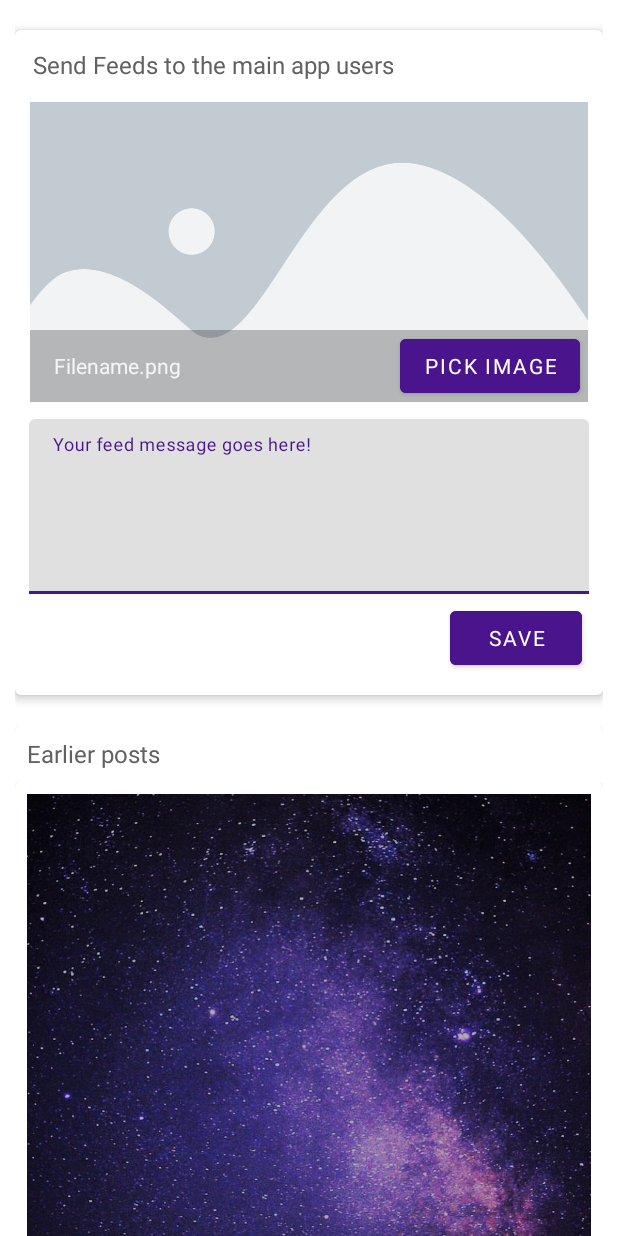
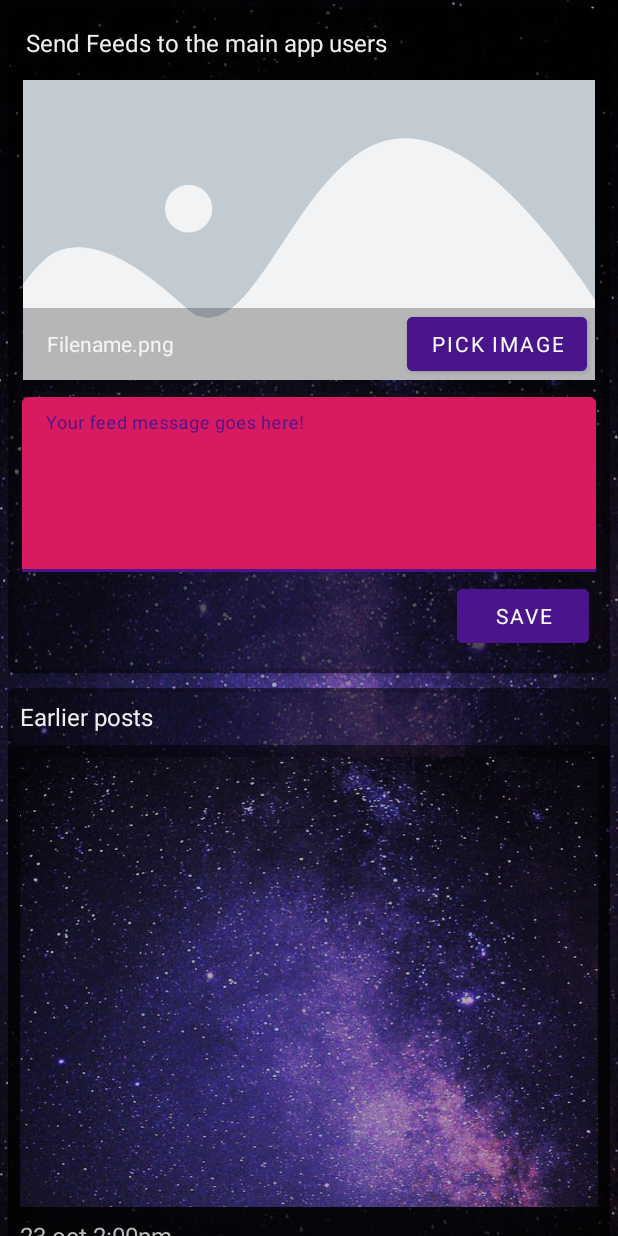
Before and after one commit to 10XMairing/Tecnoesis2020Admin, an Android app: the layout fragment_feeds.xml on its own in the app's theme, with its tools: preview values and no code run, on a phone screen of 412 x 824 dp. Run offline under Robolectric (Android 15) with nearby library versions, the phone set to English and light mode, and no system bars; Roboto replaces fonts that are not available here.

Commit message:
UI Changed

```diff
--- a/app/src/main/res/layout/fragment_feeds.xml
+++ b/app/src/main/res/layout/fragment_feeds.xml
@@ -4,9 +4,10 @@
     android:layout_width="match_parent"
     xmlns:app="http://schemas.android.com/apk/res-auto"
     android:scrollbars="none"
+    android:background="@drawable/sky"
     android:layout_height="match_parent">
     <RelativeLayout
-        android:layout_margin="10dp"
+        android:layout_margin="5dp"
         android:layout_width="match_parent"
         android:layout_height="match_parent"
         android:id="@+id/rl_parent">
@@ -15,8 +16,8 @@
             android:layout_width="match_parent"
             android:layout_height="wrap_content"
             android:id="@+id/card_view_1"
-            android:layout_marginTop="10dp"
             app:cardElevation="4dp"
+            app:cardBackgroundColor="@color/bg_card_50_opac_black"
             android:layout_marginBottom="10dp">
 
             <RelativeLayout
@@ -36,7 +37,7 @@
             android:paddingEnd="@dimen/margin_padding_size_small"
             android:paddingBottom="@dimen/margin_padding_size_small"
             android:paddingTop="@dimen/margin_padding_size_small"
-            android:textColor="@color/text_secondary"
+            android:textColor="@color/md_grey_200"
             />
 
 
@@ -100,6 +101,7 @@
             android:layout_below="@id/rl_1"
             android:id="@+id/tl_1"
             android:layout_margin="5dp"
+            android:textColorHint="@color/md_grey_400"
             android:layout_marginTop="10dp"
             android:layout_width="match_parent"
             android:layout_height="wrap_content"
@@ -110,7 +112,9 @@
                 android:fontFamily="@font/roboto"
                 android:layout_width="match_parent"
                 android:layout_height="wrap_content"
+                android:backgroundTint="@color/colorAccent"
                 android:minLines="5"
+                android:textColor="@color/md_grey_200"
                 android:textSize="16sp"
                 android:gravity="start"
                 android:padding="10dp"
@@ -149,7 +153,7 @@
         android:layout_height="wrap_content"
         android:id="@+id/card_view_2"
         android:layout_below="@+id/card_view_1"
-        android:layout_marginTop="10dp"
+        app:cardBackgroundColor="@color/bg_card_50_opac_black"
         android:layout_marginBottom="10dp">
 
     <RelativeLayout
@@ -165,9 +169,9 @@
             android:text="Earlier posts"
             android:paddingStart="@dimen/margin_padding_size_small"
             android:paddingEnd="@dimen/margin_padding_size_small"
+            android:textColor="@color/md_grey_200"
             android:paddingBottom="@dimen/margin_padding_size_small"
             android:paddingTop="@dimen/margin_padding_size_small"
-            android:textColor="@color/text_secondary"
             />
 
 
--- a/app/src/main/res/layout/listitem_feed.xml
+++ b/app/src/main/res/layout/listitem_feed.xml
@@ -4,6 +4,7 @@
     xmlns:app="http://schemas.android.com/apk/res-auto"
     xmlns:tools="http://schemas.android.com/tools"
     android:orientation="vertical"
+    app:cardBackgroundColor="@color/bg_card_50_opac_black"
     android:layout_width="match_parent"
     android:layout_height="wrap_content"
     app:cardElevation="4dp"
@@ -31,8 +32,7 @@
             android:layout_height="wrap_content"
             tools:text="23 oct 2:00pm"
             android:textSize="16sp"
-            android:textColor="@color/text_low_focus"
-            android:layout_marginStart="@dimen/margin_padding_size_medium"
+            android:textColor="@color/md_grey_400"
             />
         <com.github.tenx.tecnoesis20admin.ui.views.ExpandableTextView
             android:id="@+id/tv_feed_text"
@@ -40,11 +40,11 @@
             android:fontFamily="@font/roboto"
             android:textSize="16sp"
             android:layout_marginTop="5dp"
+            android:textColor="@color/md_grey_200"
             android:layout_marginBottom="5dp"
             android:layout_height="wrap_content"
-            android:textColor="@color/text_primary"
             android:maxLines="4"
-            android:paddingStart="@dimen/margin_padding_size_medium"
+
             android:paddingEnd="@dimen/margin_padding_size_medium"
             android:linksClickable="true"
             tools:text="@string/lorem_30"
```
Also changed, not shown: app/src/main/res/layout/fragment_notitifications.xml (+12 -1 lines).
